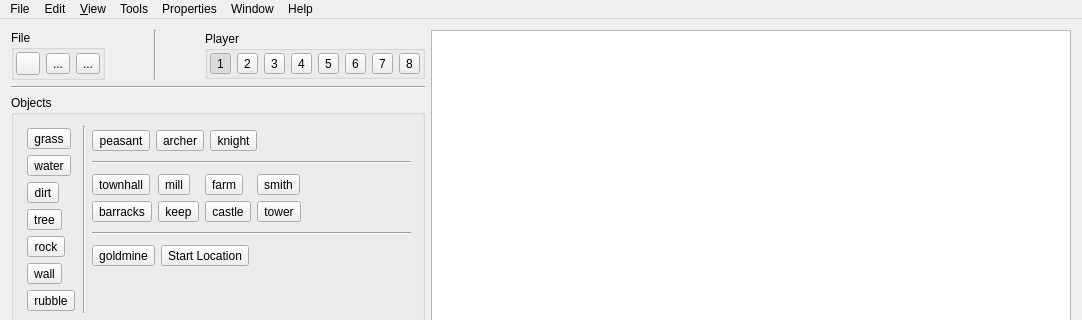
The window that MapEditor/mainwindow.ui (projectdelphai/ECS160_MapEditor) describes before a commit, drawn with Qt 5; both pictures show x 0 to 1082 and y 0 to 320 of the 1082 by 807 pixel window.
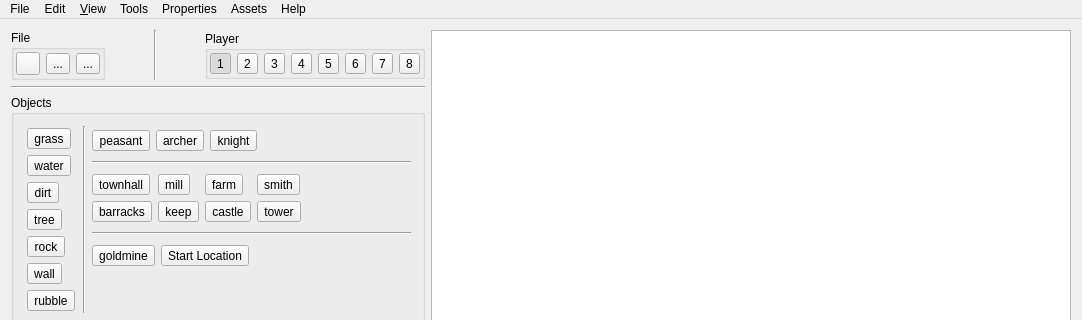
The same window after the commit. Icons and pictures are not drawn.

What changed in the file:
```diff
--- a/MapEditor/mainwindow.ui
+++ b/MapEditor/mainwindow.ui
@@ -1081,7 +1081,7 @@
    </widget>
    <widget class="QMenu" name="menuWindow">
     <property name="title">
-     <string>Window</string>
+     <string>Assets</string>
     </property>
     <addaction name="actionMain"/>
     <addaction name="actionAssets"/>
```
Left out of the diff: 33 changed lines with no effect on the pictures.
